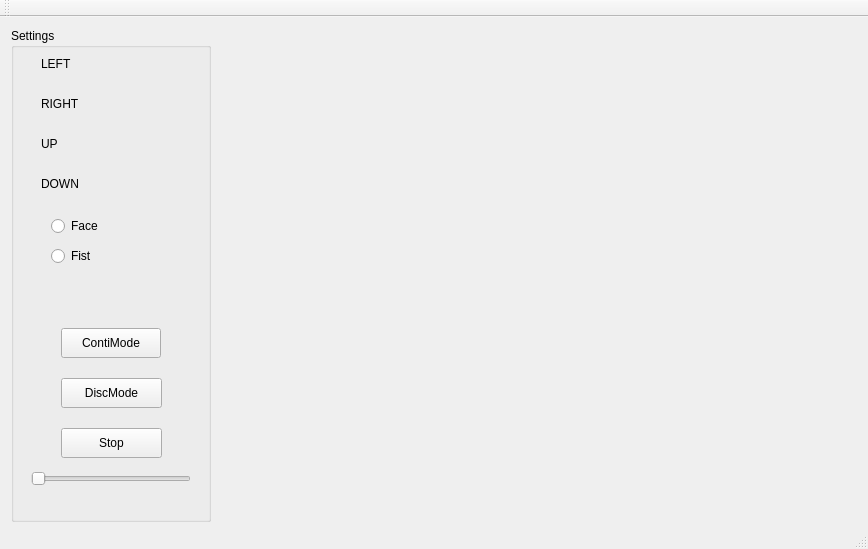
Old version of the form CamShake/CamShake/camshake.ui in the repository yl-1993/CamShake.
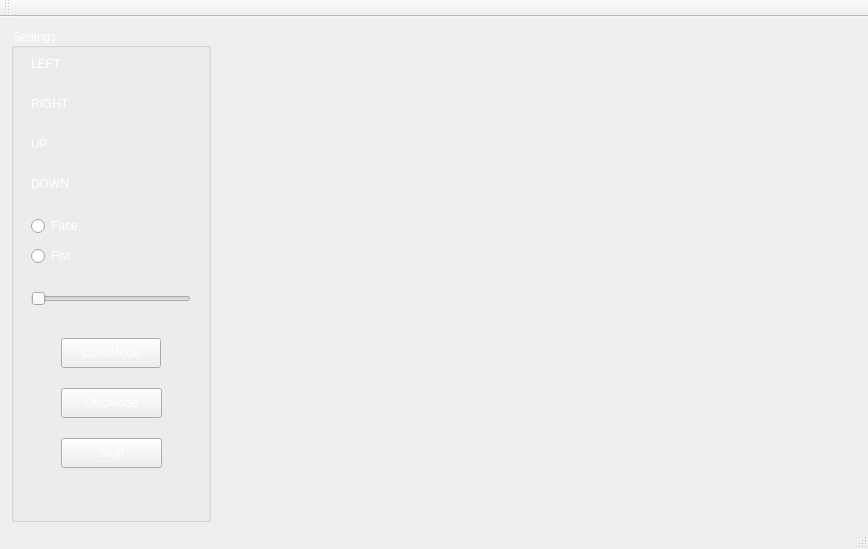
New version of the form. Icons and pictures are not drawn. Custom widgets are drawn as their Qt base class.

What changed in the file:
```diff
--- a/CamShake/CamShake/camshake.ui
+++ b/CamShake/CamShake/camshake.ui
@@ -83,7 +83,8 @@
         </size>
        </property>
        <property name="styleSheet">
-        <string notr="true">font: 75 9pt &quot;Consolas&quot;;</string>
+        <string notr="true">font: 75 12pt &quot;Consolas&quot;;
+color:white;</string>
        </property>
        <property name="title">
         <string>Settings</string>
@@ -131,12 +132,15 @@
        <widget class="QLabel" name="label">
         <property name="geometry">
          <rect>
-          <x>30</x>
+          <x>20</x>
           <y>30</y>
           <width>54</width>
           <height>12</height>
          </rect>
         </property>
+        <property name="styleSheet">
+         <string notr="true">color:white;</string>
+        </property>
         <property name="text">
          <string>LEFT</string>
         </property>
@@ -144,12 +148,15 @@
        <widget class="QLabel" name="label_2">
         <property name="geometry">
          <rect>
-          <x>30</x>
+          <x>20</x>
           <y>70</y>
           <width>54</width>
           <height>12</height>
          </rect>
         </property>
+        <property name="styleSheet">
+         <string notr="true">color:white;</string>
+        </property>
         <property name="text">
          <string>RIGHT</string>
         </property>
@@ -157,12 +164,15 @@
        <widget class="QLabel" name="label_3">
         <property name="geometry">
          <rect>
-          <x>30</x>
+          <x>20</x>
           <y>110</y>
           <width>54</width>
           <height>12</height>
          </rect>
         </property>
+        <property name="styleSheet">
+         <string notr="true">color:white;</string>
+        </property>
         <property name="text">
          <string>UP</string>
         </property>
@@ -173,12 +183,15 @@
         </property>
         <property name="geometry">
          <rect>
-          <x>30</x>
+          <x>20</x>
           <y>150</y>
           <width>54</width>
           <height>12</height>
          </rect>
         </property>
+        <property name="styleSheet">
+         <string notr="true">color:white;</string>
+        </property>
         <property name="text">
          <string>DOWN</string>
         </property>
@@ -190,7 +203,7 @@
         <property name="geometry">
          <rect>
           <x>50</x>
-          <y>300</y>
+          <y>310</y>
           <width>100</width>
           <height>30</height>
          </rect>
@@ -214,7 +227,7 @@
          </size>
         </property>
         <property name="styleSheet">
-         <string notr="true">font: 75 9pt &quot;Consolas&quot;;</string>
+         <string notr="true">color:white;</string>
         </property>
         <property name="text">
          <string>ContiMode</string>
@@ -227,7 +240,7 @@
         <property name="geometry">
          <rect>
           <x>50</x>
-          <y>350</y>
+          <y>360</y>
           <width>101</width>
           <height>30</height>
          </rect>
@@ -247,6 +260,9 @@
         <property name="autoFillBackground">
          <bool>false</bool>
         </property>
+        <property name="styleSheet">
+         <string notr="true">color:white;</string>
+        </property>
         <property name="text">
          <string>DiscMode</string>
         </property>
@@ -258,7 +274,7 @@
         <property name="geometry">
          <rect>
           <x>50</x>
-          <y>400</y>
+          <y>410</y>
           <width>101</width>
           <height>30</height>
          </rect>
@@ -269,6 +285,9 @@
           <height>30</height>
          </size>
         </property>
+        <property name="styleSheet">
+         <string notr="true">color:white;</string>
+        </property>
         <property name="text">
          <string>Stop</string>
         </property>
@@ -276,12 +295,15 @@
        <widget class="QRadioButton" name="Face">
         <property name="geometry">
          <rect>
-          <x>40</x>
+          <x>20</x>
           <y>190</y>
           <width>89</width>
           <height>16</height>
          </rect>
         </property>
+        <property name="styleSheet">
+         <string notr="true">color:white;</string>
+        </property>
         <property name="text">
          <string>Face</string>
         </property>
@@ -289,12 +311,15 @@
        <widget class="QRadioButton" name="Fist">
         <property name="geometry">
          <rect>
-          <x>40</x>
+          <x>20</x>
           <y>220</y>
           <width>89</width>
           <height>16</height>
          </rect>
         </property>
+        <property name="styleSheet">
+         <string notr="true">color:white;</string>
+        </property>
         <property name="text">
          <string>Fist</string>
         </property>
@@ -303,7 +328,7 @@
         <property name="geometry">
          <rect>
           <x>20</x>
-          <y>440</y>
+          <y>260</y>
           <width>160</width>
           <height>22</height>
          </rect>
```
Left out of the diff: 13 changed lines with no effect on the pictures.
